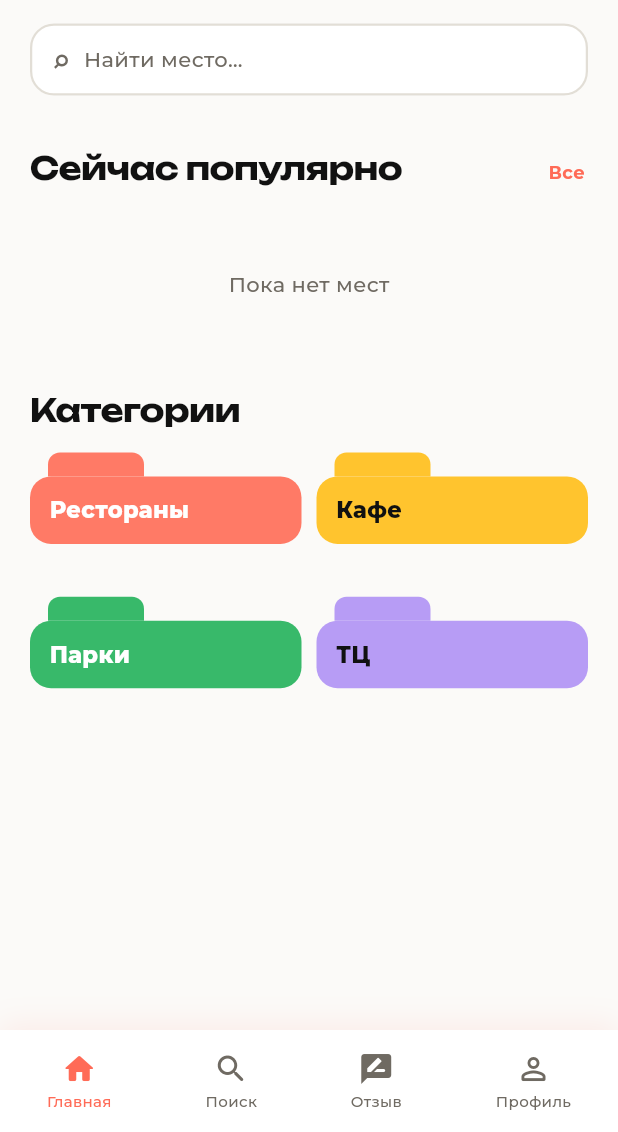
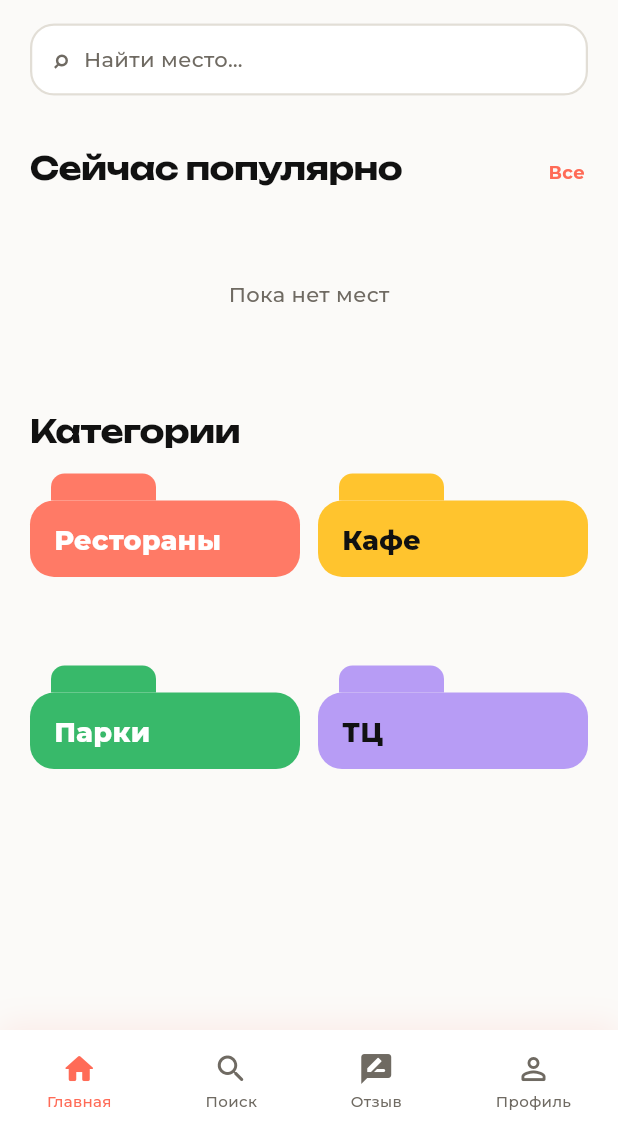
Before and after one commit to d44584131-bit/Tavsiya-MVP, a Flutter app: the AppShell screen opened directly with empty values, on a phone screen of 412 x 824 dp, the part 104-1236 px from its top. Run offline on Flutter 3.47's test engine with Material 3 defaults, Android fonts, the phone set to English and light mode, and no system bars; our stand-ins replace google_fonts, google_sign_in, image_picker, permission_handler, share_plus, shared_preferences and 1 more; accounts and stored records are empty.

Commit message:
Fix collections-card overflow, size folders/trending cards per reference
Category/collection folder cards were overflowing when a title wrapped to
2 lines (fixed-height box, unbounded label) - label is now capped at 2
lines with ellipsis, and containers sized with real headroom. Bumped
folder padding/font size and trending-card name/area/rating font sizes
to match Home Redesign.dc.html more closely (was noticeably smaller than
the reference). Review-card avatar enlarged and vertically centered
against the now-taller name/place/date block instead of pinned to top.

```diff
--- a/lib/screens/home/home_screen.dart
+++ b/lib/screens/home/home_screen.dart
@@ -339,7 +339,7 @@ class _HomeScreenState extends State<HomeScreen> {
 
   Widget _buildTrendingRow() {
     return SizedBox(
-      height: 104,
+      height: 118,
       child: _isLoading
           ? ListView.builder(
               scrollDirection: Axis.horizontal,
@@ -392,9 +392,9 @@ class _HomeScreenState extends State<HomeScreen> {
             crossAxisCount: 2,
             shrinkWrap: true,
             physics: const NeverScrollableScrollPhysics(),
-            mainAxisSpacing: 10,
-            crossAxisSpacing: 10,
-            childAspectRatio: 2.1,
+            mainAxisSpacing: 12,
+            crossAxisSpacing: 12,
+            childAspectRatio: 1.55,
             children: _categories.map((c) {
               final isActive = _selectedCategory == c;
               return CategoryFolderCard(
@@ -445,17 +445,17 @@ class _HomeScreenState extends State<HomeScreen> {
 
   Widget _buildCollectionsCarousel(ThemeData theme) {
     return SizedBox(
-      height: 78,
+      height: 112,
       child: ListView.separated(
         scrollDirection: Axis.horizontal,
         padding: const EdgeInsets.symmetric(horizontal: 20),
         itemCount: _collections.length,
-        separatorBuilder: (_, __) => const SizedBox(width: 10),
+        separatorBuilder: (_, __) => const SizedBox(width: 12),
         itemBuilder: (context, i) {
           final collection = _collections[i];
           final category = _categories[i % _categories.length];
           return SizedBox(
-            width: 160,
+            width: 180,
             child: CategoryFolderCard(
               label: collection.title,
               color: AppColors.categoryColor(category),
--- a/lib/widgets/category_folder_card.dart
+++ b/lib/widgets/category_folder_card.dart
@@ -34,31 +34,31 @@ class CategoryFolderCard extends StatelessWidget {
         onTap: onTap,
         borderRadius: BorderRadius.circular(14),
         child: Padding(
-          padding: const EdgeInsets.only(top: 16),
+          padding: const EdgeInsets.only(top: 18),
           child: Stack(
             clipBehavior: Clip.none,
             children: [
               Positioned(
-                left: 12,
-                top: -16,
+                left: 14,
+                top: -18,
                 child: Container(
-                  width: 64,
-                  height: 16,
+                  width: 70,
+                  height: 18,
                   decoration: BoxDecoration(
                     color: color,
                     borderRadius:
-                        const BorderRadius.vertical(top: Radius.circular(8)),
+                        const BorderRadius.vertical(top: Radius.circular(9)),
                   ),
                 ),
               ),
               Container(
                 width: double.infinity,
-                padding: const EdgeInsets.fromLTRB(13, 12, 13, 11),
+                padding: const EdgeInsets.fromLTRB(16, 16, 16, 14),
                 decoration: BoxDecoration(
                   color: color,
-                  borderRadius: BorderRadius.circular(14),
+                  borderRadius: BorderRadius.circular(16),
                   border: active
-                      ? Border.all(color: Colors.white, width: 2)
+                      ? Border.all(color: Colors.white, width: 2.5)
                       : null,
                 ),
                 child: Column(
@@ -66,16 +66,19 @@ class CategoryFolderCard extends StatelessWidget {
                   mainAxisSize: MainAxisSize.min,
                   children: [
                     Text(label,
+                        maxLines: 2,
+                        overflow: TextOverflow.ellipsis,
                         style: GoogleFonts.montserrat(
                             fontWeight: FontWeight.w800,
-                            fontSize: 15,
+                            fontSize: 18,
+                            height: 1.15,
                             color: strong)),
                     if (count != null) ...[
-                      const SizedBox(height: 2),
+                      const SizedBox(height: 3),
                       Text(count!,
                           style: GoogleFonts.jetBrainsMono(
                               fontWeight: FontWeight.w600,
-                              fontSize: 11,
+                              fontSize: 12,
                               color: quiet)),
                     ],
                   ],
```
Also changed, not shown: lib/widgets/place_card.dart (+9 -9 lines), lib/widgets/place_review_card.dart (+5 -4 lines).
